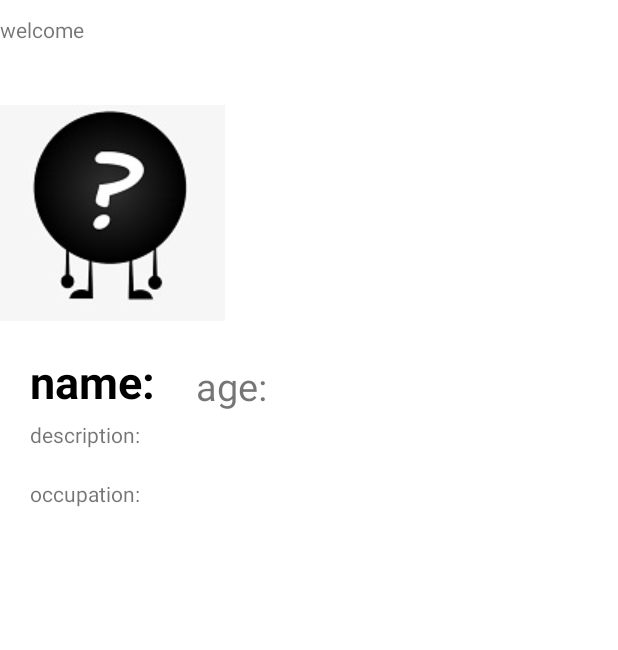
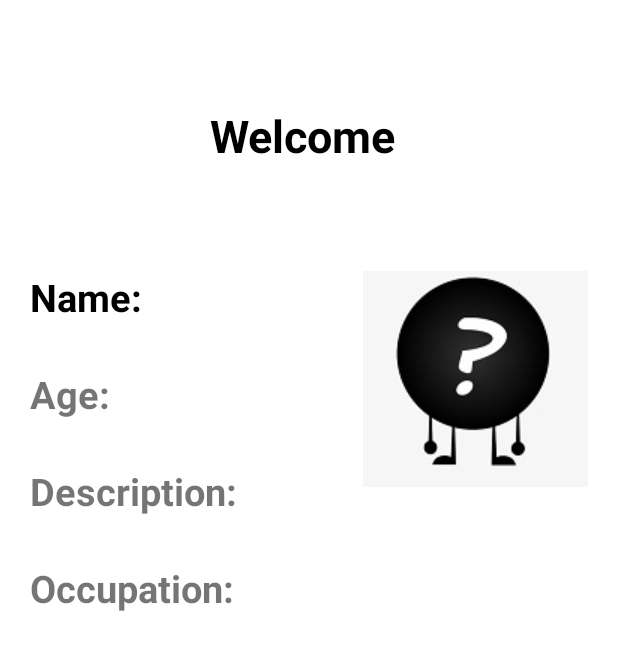
Before and after one commit to alasali1/ad-340, an Android app: the layout fragment_profile.xml on its own in the app's theme, with its tools: preview values and no code run, on a phone screen of 412 x 824 dp. Shown: the top 650 px of the screen. Run offline under Robolectric (Android 15) with nearby library versions, the phone set to English and light mode, and no system bars.

```diff
--- a/app/src/main/res/layout/fragment_profile.xml
+++ b/app/src/main/res/layout/fragment_profile.xml
@@ -7,62 +7,68 @@
     android:layout_height="match_parent"
     tools:context=".ProfileFragment">
 
+
     <TextView
         android:id="@+id/welcome"
         android:layout_width="wrap_content"
         android:layout_height="wrap_content"
-        android:layout_marginTop="10dp"
-        android:text="welcome"
-        app:layout_constraintTop_toTopOf="parent"
-        app:layout_constraintLeft_toLeftOf="parent"
-        app:layout_constraintRight_toRightOf="parent">
+        android:layout_marginTop="70dp"
+        android:layout_alignParentTop="true"
+        android:layout_centerHorizontal="true"
+        android:textSize="@dimen/thirtysp"
+        android:textStyle="bold"
+        android:textColor="@color/black"
+        android:text="Welcome " >
     </TextView>
 
     <ImageView
         android:id="@+id/profile_picture"
         android:layout_width="wrap_content"
         android:layout_height="wrap_content"
+        android:layout_below="@+id/welcome"
+        android:layout_alignParentEnd="true"
+        android:layout_marginEnd="20dp"
         android:layout_marginTop="70dp"
-        android:layout_gravity="center"
-        android:src="@drawable/profile_pic"
-        >
-    </ImageView>
+        android:src="@drawable/profile_pic"/>
 
     <TextView
         android:id="@+id/user_name"
         android:layout_width="wrap_content"
         android:layout_height="wrap_content"
-        android:layout_below="@+id/profile_picture"
+        android:layout_below="@+id/welcome"
+        android:layout_marginTop="70dp"
         android:layout_marginStart="@dimen/twenty"
-        android:layout_marginTop="@dimen/twenty"
-        android:textSize="@dimen/thirtysp"
+        android:layout_alignParentStart="true"
+        android:textSize="@dimen/twentyfivesp"
         android:textStyle="bold"
         android:textColor="@color/black"
-        android:text="name: ">
+        android:text="Name: ">
     </TextView>
 
     <TextView
         android:id="@+id/age"
         android:layout_width="wrap_content"
         android:layout_height="wrap_content"
-        android:layout_below="@+id/profile_picture"
-        android:layout_toEndOf="@+id/user_name"
-        android:layout_alignBottom="@+id/user_name"
-        android:gravity="bottom"
+        android:layout_below="@+id/user_name"
+        android:layout_marginTop="30dp"
+        android:layout_alignParentStart="true"
         android:layout_marginStart="@dimen/twenty"
-        android:layout_marginTop="@dimen/twenty"
+        android:textStyle="bold"
         android:textSize="@dimen/twentyfivesp"
-        android:text="age: ">
+        android:text="Age: ">
     </TextView>
 
     <TextView
         android:id="@+id/description"
         android:layout_width="wrap_content"
         android:layout_height="wrap_content"
-        android:layout_below="@+id/user_name"
+        android:layout_below="@+id/age"
         android:layout_marginStart="@dimen/twenty"
-        android:layout_marginTop="@dimen/five"
-        android:text="description: ">
+        android:layout_marginTop="30dp"
+        android:layout_alignParentStart="true"
+        android:textStyle="bold"
+        android:textSize="@dimen/twentyfivesp"
+        android:text="Description: ">
     </TextView>
 
     <TextView
@@ -71,7 +77,10 @@
         android:layout_height="wrap_content"
         android:layout_below="@+id/description"
         android:layout_marginStart="@dimen/twenty"
-        android:layout_marginTop="@dimen/twenty"
-        android:text="occupation: ">
+        android:layout_marginTop="30dp"
+        android:layout_alignParentStart="true"
+        android:textStyle="bold"
+        android:textSize="@dimen/twentyfivesp"
+        android:text="Occupation: ">
     </TextView>
 </RelativeLayout>
--- a/app/src/main/res/layout/fragment_settings.xml
+++ b/app/src/main/res/layout/fragment_settings.xml
@@ -1,6 +1,7 @@
 <?xml version="1.0" encoding="utf-8"?>
 <FrameLayout xmlns:android="http://schemas.android.com/apk/res/android"
     xmlns:tools="http://schemas.android.com/tools"
+    xmlns:app="http://schemas.android.com/apk/res-auto"
     android:layout_width="match_parent"
     android:layout_height="match_parent"
     tools:context=".SettingsFragment">
@@ -10,6 +11,7 @@
         android:id="@+id/hello_settings_fragment"
         android:layout_width="match_parent"
         android:layout_height="match_parent"
-        android:text="Hello Settings Fragment" />
+        android:text="Hello Settings Fragment"
+        android:layout_marginTop="100dp"/>
 
 </FrameLayout>
--- a/app/src/main/res/layout/match_card.xml
+++ b/app/src/main/res/layout/match_card.xml
@@ -16,6 +16,7 @@
             android:id="@+id/match_profile_pic"
             android:layout_width="match_parent"
             android:layout_height="108dp"
+            android:layout_marginTop="50dp"
             android:background="?attr/colorPrimaryDark"
             android:scaleType="centerCrop"
             android:src="@drawable/profile_pic"/>
@@ -47,7 +48,7 @@
             android:layout_height="50dp"
             app:srcCompat="@drawable/heart_icon"
             android:scaleType="fitCenter"
-            android:layout_gravity="end"
-            ></ImageButton>
+            android:layout_gravity="end"/>
+
     </LinearLayout>
 </com.google.android.material.card.MaterialCardView>
```
Also changed, not shown: app/build.gradle (+12 -33 lines), app/src/main/res/layout/app_bar.xml (+8 -5 lines), app/src/main/res/layout/fragment_second.xml (+25 -6 lines), 2 other files.
